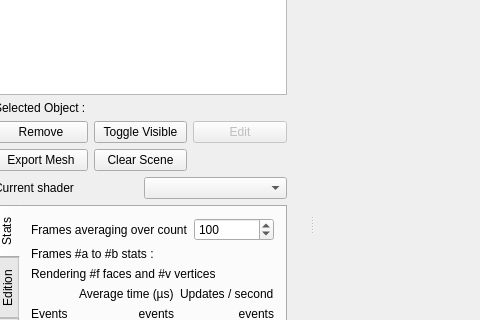
Qt form Applications/MainApplication/Gui/ui/MainWindow.ui (STORM-IRIT/Radium-Engine) before a commit; both pictures show x 156 to 636 and y 191 to 511 of the 1350 by 832 pixel window.
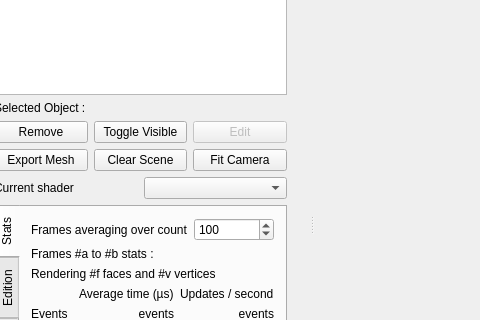
The same form after that commit. Icons and pictures are not drawn. Custom widgets are drawn as their Qt base class.

Commit message: Make fitCamera a method of mainwindow(+button)

Diff of the .ui file:
```diff
--- a/Applications/MainApplication/Gui/ui/MainWindow.ui
+++ b/Applications/MainApplication/Gui/ui/MainWindow.ui
@@ -175,6 +175,13 @@
                 </property>
                </widget>
               </item>
+              <item row="1" column="2">
+               <widget class="QPushButton" name="m_fitCameraButton">
+                <property name="text">
+                 <string>Fit Camera</string>
+                </property>
+               </widget>
+              </item>
              </layout>
             </item>
            </layout>
```
The commit also changes 5 other files.
